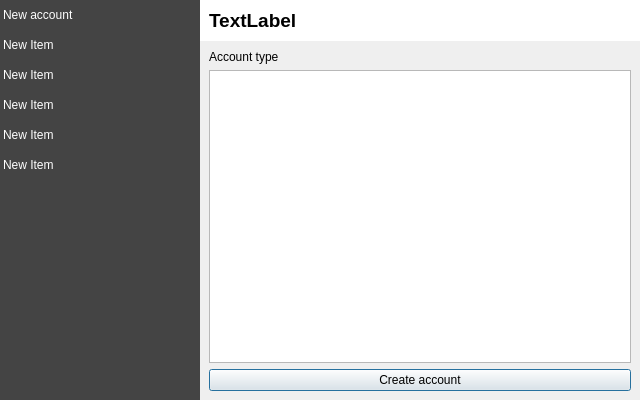
The window that app/optionsdialog.ui (navrocky/OpenTimeTracker) describes before a commit, drawn with Qt 5.
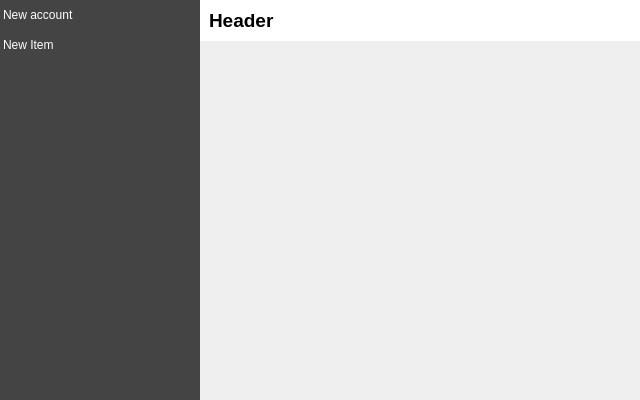
The same window after the commit.

Commit message: + creation new account

What changed in the file:
```diff
--- a/app/optionsdialog.ui
+++ b/app/optionsdialog.ui
@@ -14,18 +14,16 @@
    <string>Options</string>
   </property>
   <property name="styleSheet">
-   <string notr="true">
-
-#pageListWidget {
+   <string notr="true">#pageListWidget {
 background: #444
 }
 
-QListWidget::item {
+QListWidget#pageListWidget::item {
 height:30px;
 color: white;
 }
 
-QListWidget::item:selected {
+QListWidget#pageListWidget::item:selected {
 background: white;
 color: black;
 }
@@ -78,26 +76,6 @@
        <string>New Item</string>
       </property>
      </item>
-     <item>
-      <property name="text">
-       <string>New Item</string>
-      </property>
-     </item>
-     <item>
-      <property name="text">
-       <string>New Item</string>
-      </property>
-     </item>
-     <item>
-      <property name="text">
-       <string>New Item</string>
-      </property>
-     </item>
-     <item>
-      <property name="text">
-       <string>New Item</string>
-      </property>
-     </item>
     </widget>
    </item>
    <item>
@@ -111,7 +89,7 @@
         <item>
          <widget class="QLabel" name="headerLabel">
           <property name="text">
-           <string>TextLabel</string>
+           <string>Header</string>
           </property>
          </widget>
         </item>
@@ -123,32 +101,6 @@
        <property name="currentIndex">
         <number>0</number>
        </property>
-       <widget class="QWidget" name="page">
-        <layout class="QVBoxLayout" name="verticalLayout_4">
-         <item>
-          <layout class="QVBoxLayout" name="verticalLayout_3">
-           <item>
-            <widget class="QLabel" name="label">
-             <property name="text">
-              <string>Account type</string>
-             </property>
-            </widget>
-           </item>
-           <item>
-            <widget class="QListView" name="listView"/>
-           </item>
-          </layout>
-         </item>
-         <item>
-          <widget class="QPushButton" name="pushButton">
-           <property name="text">
-            <string>Create account</string>
-           </property>
-          </widget>
-         </item>
-        </layout>
-       </widget>
-       <widget class="QWidget" name="page_2"/>
       </widget>
      </item>
     </layout>
```
Left out of the diff: 2 changed lines with no effect on the pictures. The commit also changes 23 other files.
